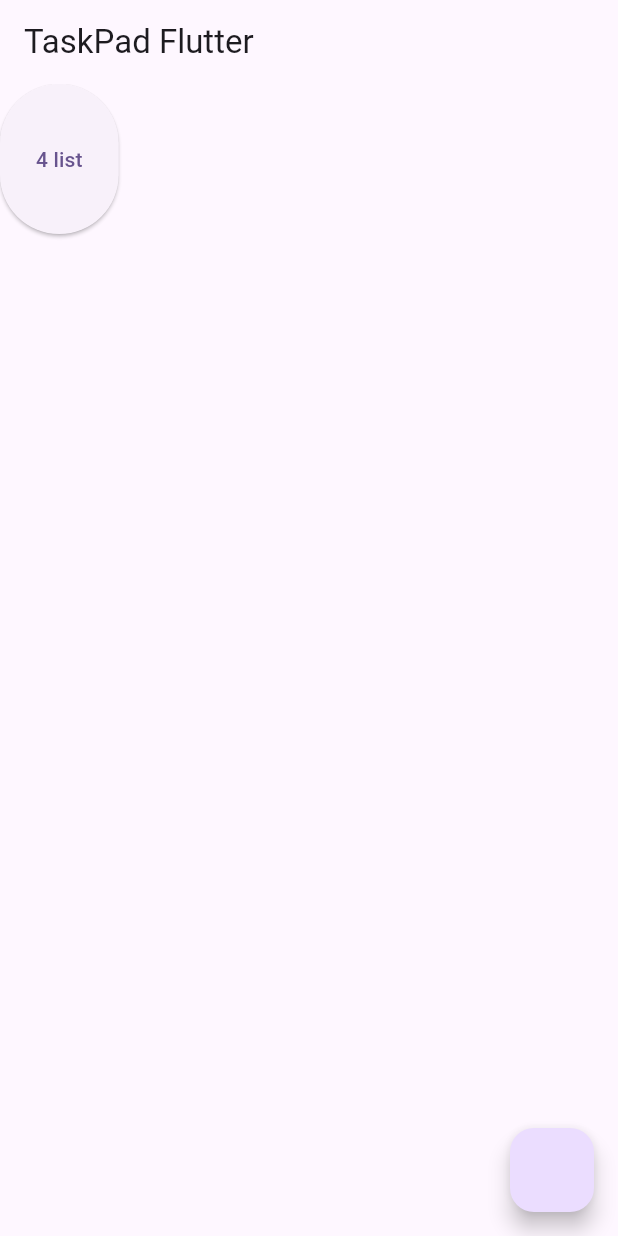
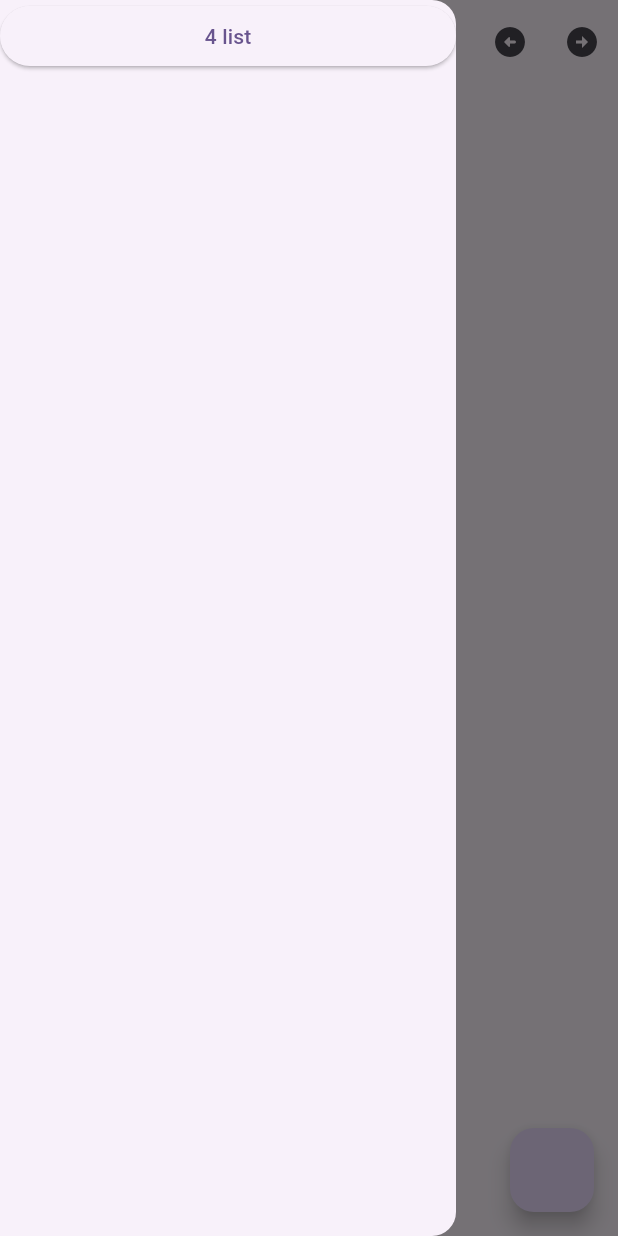
Before and after one commit to x2PaT/taskpad_flutter, a Flutter app: the screen it shows after launch, with the side drawer open (before the commit the screen has no drawer), on a phone screen of 412 x 824 dp. Run offline on Flutter 3.47's test engine with Material 2 defaults, Android fonts, the phone set to English and light mode, and no system bars; our stand-ins replace flutter_bloc, get_it, hive_flutter, rxdart; accounts and stored records are empty.

Commit message:
Add option to change current list

```diff
--- a/lib/cubit/cubit/tasks_state.dart
+++ b/lib/cubit/cubit/tasks_state.dart
@@ -1,25 +1,28 @@
-// ignore_for_file: public_member_api_docs, sort_constructors_first
 part of 'tasks_cubit.dart';
 
 class TasksState {
   TasksState({
     this.tasks = const [],
     this.lists = const [],
+    this.currentListId = -1,
   });
 
   final List<TaskModel> tasks;
   final List<ListModel> lists;
+  final int currentListId;
 
   TasksState copyWith({
     List<TaskModel>? tasks,
     List<ListModel>? lists,
+    int? currentListId,
   }) {
     return TasksState(
       tasks: tasks ?? this.tasks,
       lists: lists ?? this.lists,
+      currentListId: currentListId ?? this.currentListId,
     );
   }
 
   @override
-  String toString() => 'TasksState(tasks: $tasks, lists: $lists)';
+  String toString() => 'TasksState(tasks: $tasks, lists: $lists, currentListId: $currentListId)';
 }
--- a/lib/repository/tasks_repository_interface.dart
+++ b/lib/repository/tasks_repository_interface.dart
@@ -1,8 +1,9 @@
-import 'package:taskpad_flutter/models/task_model.dart';
+import '../models/task_model.dart';
 
 abstract class ITasksRepository {
   Stream<List<TaskModel>> getTaskFromCurrentListStream();
   Future<void> addTask(TaskModel taskModel);
   Future<void> deleteTask(int taskID);
   List<TaskModel> getTaskModels();
+  Stream<int> currentListIdStream();
 }
--- a/lib/screens/home_screen.dart
+++ b/lib/screens/home_screen.dart
@@ -1,16 +1,25 @@
 import 'package:flutter/material.dart';
 import 'package:flutter_bloc/flutter_bloc.dart';
-import 'package:taskpad_flutter/cubit/cubit/tasks_cubit.dart';
+
+import '../cubit/cubit/tasks_cubit.dart';
 
 class HomeScreen extends StatelessWidget {
   const HomeScreen({super.key});
   static const String routeName = "/";
-
   @override
   Widget build(BuildContext context) {
     return Scaffold(
+      drawer: HomeScreenDrawer(),
       appBar: AppBar(
         title: const Text("TaskPad Flutter"),
+        actions: [
+          IconButton(
+              onPressed: () => context.read<TasksCubit>().showPrevList(),
+              icon: Icon(Icons.arrow_circle_left_rounded)),
+          IconButton(
+              onPressed: () => context.read<TasksCubit>().showNextList(),
+              icon: Icon(Icons.arrow_circle_right)),
+        ],
       ),
       floatingActionButton: FloatingActionButton(
         onPressed: () async {
@@ -21,22 +30,6 @@ class HomeScreen extends StatelessWidget {
         builder: (context, state) {
           return Column(
             children: [
-              SizedBox(
-                height: 100,
-                child: ListView.builder(
-                  itemCount: state.lists.length,
-                  scrollDirection: Axis.horizontal,
-                  itemBuilder: (context, index) {
-                    final item = state.lists[index];
-                    return ElevatedButton(
-                      onPressed: () {
-                        context.read<TasksCubit>().changeCurrentList(item.listID);
-                      },
-                      child: Text(item.listName),
-                    );
-                  },
-                ),
-              ),
               Expanded(
                 child: ListView.builder(
                   itemCount: state.tasks.length,
@@ -64,3 +57,36 @@ class HomeScreen extends StatelessWidget {
     );
   }
 }
+
+class HomeScreenDrawer extends StatelessWidget {
+  const HomeScreenDrawer({
+    super.key,
+  });
+
+  @override
+  Widget build(BuildContext context) {
+    final lists = context.watch<TasksCubit>().state.lists;
+
+    return Drawer(
+      child: Column(
+        children: [
+          Expanded(
+            child: ListView.builder(
+              itemCount: lists.length,
+              itemBuilder: (context, index) {
+                final item = lists[index];
+                return ElevatedButton(
+                  onPressed: () {
+                    context.read<TasksCubit>().changeCurrentList(item.listID);
+                    Navigator.pop(context);
+                  },
+                  child: Text(item.listName),
+                );
+              },
+            ),
+          ),
+        ],
+      ),
+    );
+  }
+}
```
Also changed, not shown: lib/cubit/cubit/tasks_cubit.dart (+25 -5 lines), lib/repository/tasks_repository_impl.dart (+10 -0 lines).
